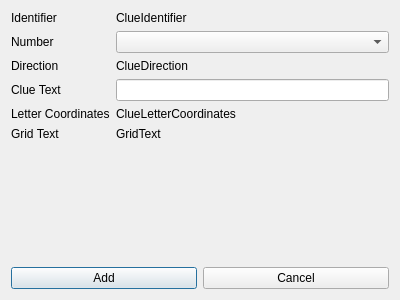
Above: ui/newcrosswordcluepage.ui from Tw1ddle/Blind-Crossword-Editor before the change. Below: the same form after it.
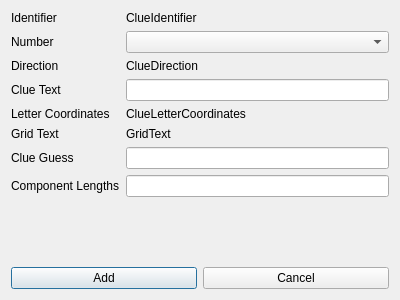
That is the form after the change.

What changed in the file:
```diff
--- a/ui/newcrosswordcluepage.ui
+++ b/ui/newcrosswordcluepage.ui
@@ -95,6 +95,26 @@
        </property>
       </widget>
      </item>
+     <item row="7" column="0">
+      <widget class="QLabel" name="clueGuessLabel">
+       <property name="text">
+        <string>Clue Guess</string>
+       </property>
+      </widget>
+     </item>
+     <item row="7" column="1">
+      <widget class="QLineEdit" name="clueGuessText"/>
+     </item>
+     <item row="8" column="0">
+      <widget class="QLabel" name="clueComponentsLengthLabel">
+       <property name="text">
+        <string>Component Lengths</string>
+       </property>
+      </widget>
+     </item>
+     <item row="8" column="1">
+      <widget class="QLineEdit" name="clueComponentsLengthText"/>
+     </item>
     </layout>
    </item>
    <item>
```
